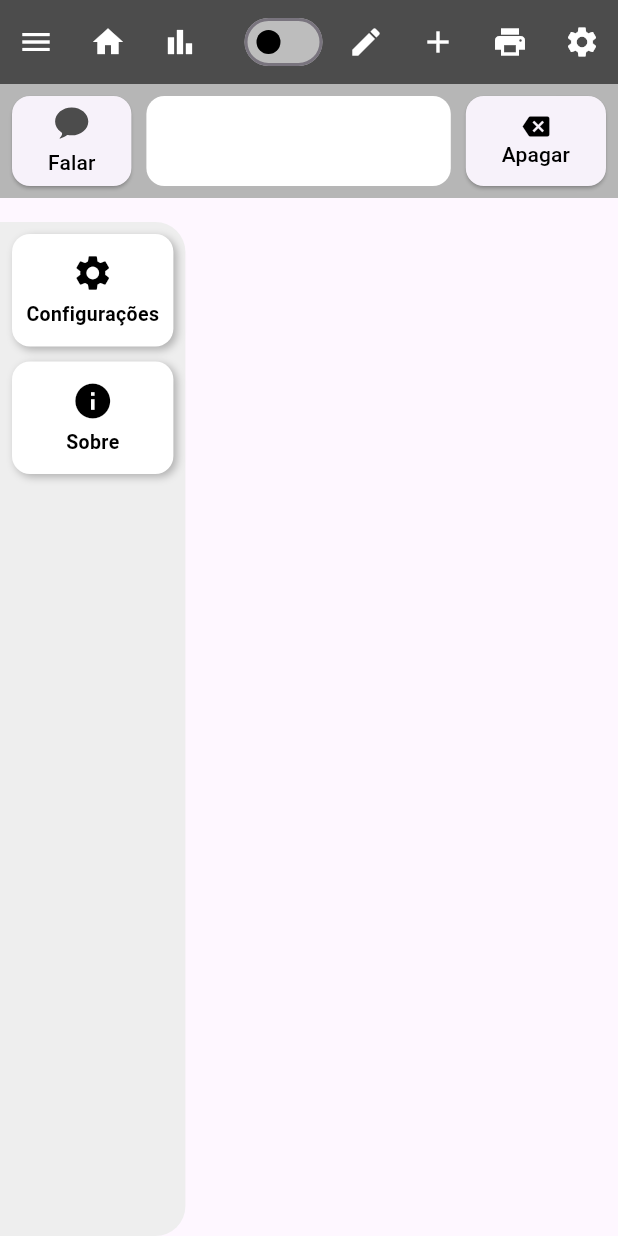
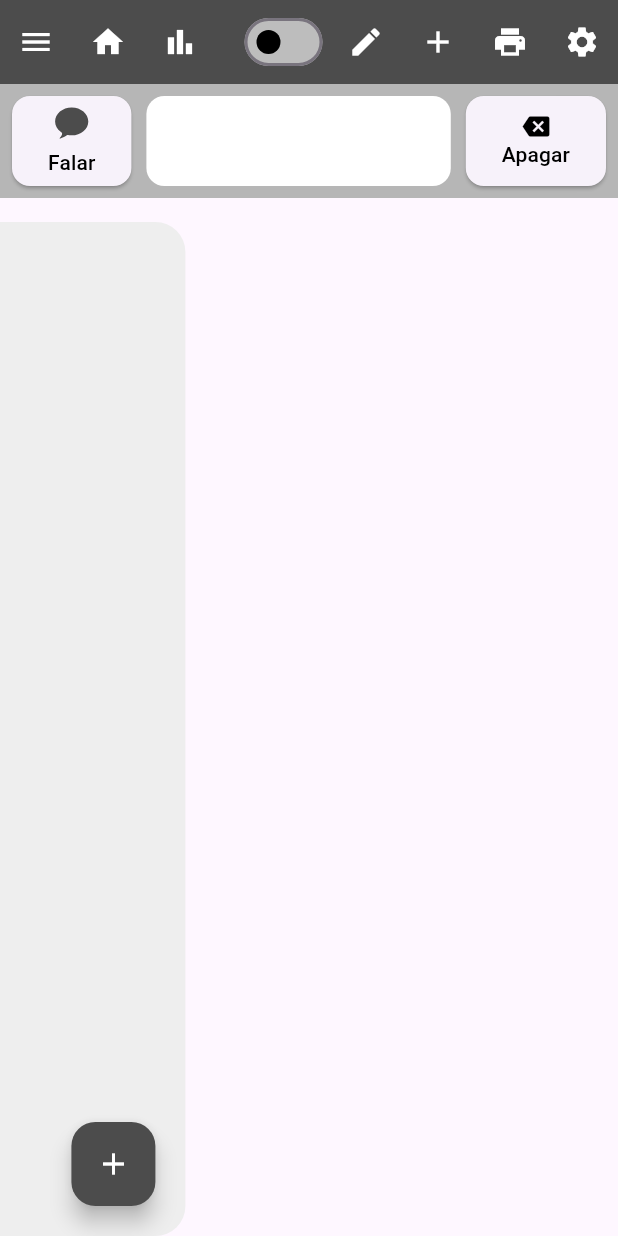
Before and after one commit to GaaDias/Aplicativo_CAA, a Flutter app: the screen it shows after launch, after a tap on the "menu" icon, on a phone screen of 412 x 824 dp. Run offline on Flutter 3.47's test engine with Material 3 defaults, Android fonts, the phone set to English and light mode, and no system bars; our stand-ins replace flutter_svg, flutter_tts.

Commit message:
Update menu new cards

```diff
--- a/lib/screens/communication.dart
+++ b/lib/screens/communication.dart
@@ -7,6 +7,7 @@ import '../widgets/menu_button_widget.dart';
 
 class Communication extends StatefulWidget {
   final List<Cards> cardsList;
+  final List<Cards> menuCardsList;
   final List<String> selectedWords;
   final Function addWord;
   final VoidCallback clearWords;
@@ -19,6 +20,7 @@ class Communication extends StatefulWidget {
 
   Communication({
     required this.cardsList,
+    required this.menuCardsList,
     required this.selectedWords,
     required this.addWord,
     required this.clearWords,
@@ -62,6 +64,12 @@ class _CommunicationState extends State<Communication> {
     if (text.isNotEmpty) {
       await flutterTts.speak(text);
     }
+  }
+
+  void _addNewMenuCard() {
+    setState(() {
+      widget.menuCardsList.add(Cards("Novo Card", Colors.grey, "assets/icons/gear.svg"));
+    });
   }
 
   @override
@@ -155,19 +163,32 @@ class _CommunicationState extends State<Communication> {
                   ),
                   child: widget.isMenuVisible
                     ? Padding(
-                          padding: const EdgeInsets.all(8.0),
+                        padding: const EdgeInsets.all(10.0),
+                        child: Stack(
+                          children: [
+                            Positioned.fill(
+                              child: SingleChildScrollView(
+                                padding: const EdgeInsets.all(5.0),
                                 child: Column(
-                            children: [
-                              MenuButtonWidget(
-                                icon: Icons.settings,
-                                label: "Configurações",
-                                onTap: widget.toggleMenu,
+                                  children: widget.menuCardsList.map((card) => Padding(
+                                        padding: const EdgeInsets.only(bottom: 10),
+                                        child: MenuButtonWidget(
+                                          icon: Icons.extension,
+                                          label: card.label,
+                                          onTap: () {},
                                         ),
-                              const SizedBox(height: 10),
-                              MenuButtonWidget(
-                                icon: Icons.info,
-                                label: "Sobre",
-                                onTap: widget.toggleMenu,
+                                      )).toList(),
+                                ),
+                              ),
+                            ),
+                            Positioned(
+                              bottom: 10,
+                              right: 10,
+                              child: FloatingActionButton(
+                                onPressed: _addNewMenuCard,
+                                backgroundColor: const Color(0xFF4C4C4C),
+                                child: const Icon(Icons.add, color: Colors.white),
+                              ),
                             ),
                           ],
                         ),
--- a/lib/screens/home_page.dart
+++ b/lib/screens/home_page.dart
@@ -4,6 +4,7 @@ import 'communication.dart';
 import 'settings.dart';
 import 'historyScreen.dart';
 import '../widgets/card_dialog.dart';
+import '../widgets/menu_button_widget.dart';
 
 class HomePage extends StatefulWidget {
   @override
@@ -12,6 +13,7 @@ class HomePage extends StatefulWidget {
 
 class _HomePageState extends State<HomePage> {
   List<Cards> cardsList = [];
+  List<Cards> menuCardsList = [];
   List<String> selectedWords = [];
   bool _isMenuVisible = false;
   bool _isEditMode = false;
@@ -225,6 +227,7 @@ class _HomePageState extends State<HomePage> {
       ),
       body: Communication(
         cardsList: cardsList,
+        menuCardsList: menuCardsList,
         selectedWords: selectedWords,
         addWord: addWord,
         clearWords: clearWords,
```
Also changed, not shown: lib/widgets/menu_button_widget.dart (line endings or trailing spaces). Lines whose indentation alone changed are shown as unchanged.
